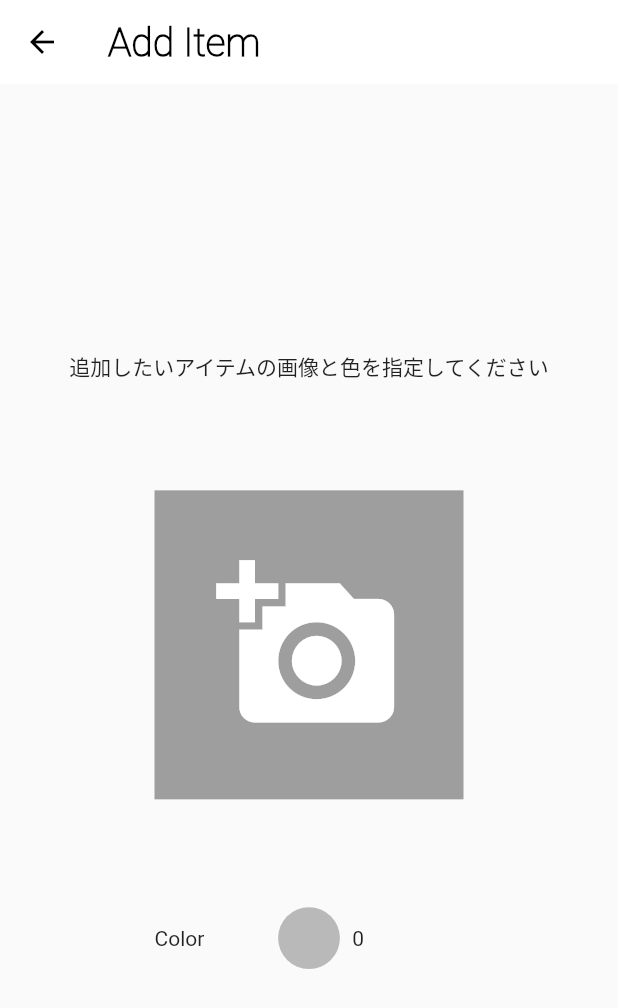
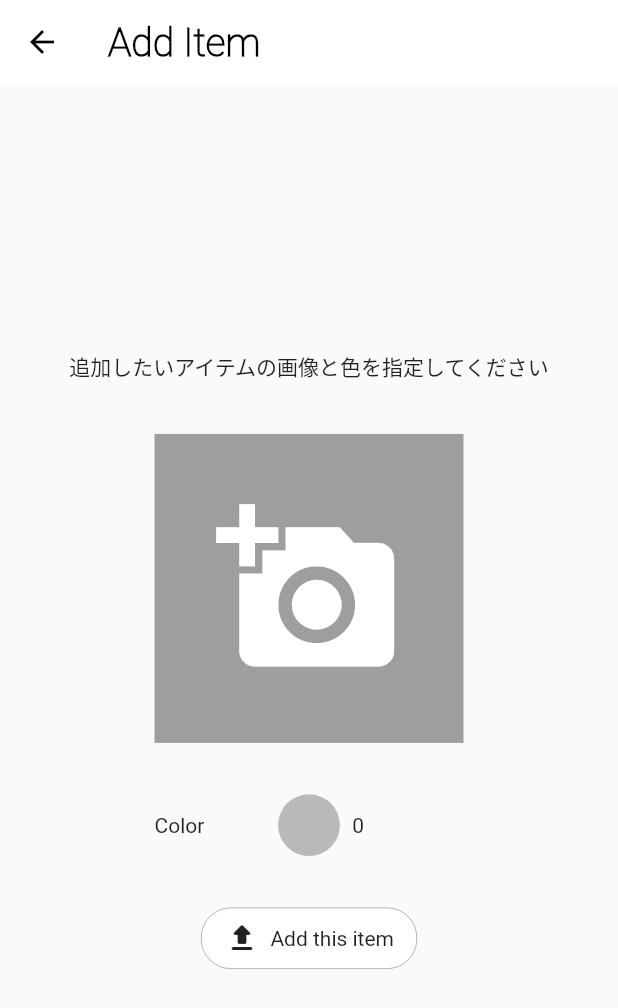
Before and after one commit to Aruga0918/fromColor, a Flutter app: the ClosetScreen screen opened directly, after a tap on "add item", on a phone screen of 412 x 824 dp. Shown: the top 1008 px of the screen. Run offline on Flutter 3.47's test engine with Material 2 defaults, Android fonts, the phone set to English and light mode, and no system bars; our stand-ins replace cloud_firestore, firebase_auth, firebase_core, firebase_storage, flutter_colorpicker, flutter_riverpod and 8 more; missing offline and left inert: flutter_state_notifier; accounts and stored records are empty; network calls fail; statements that could not run were skipped.

Commit message:
add:色の識別

```diff
--- a/lib/models/colorList.dart
+++ b/lib/models/colorList.dart
@@ -1,11 +1,51 @@
+import 'dart:ui';
+
 class ColorList {
 
-  static const nameList = [
-    red, peachPink, pink, purple, lightPurple, lavender, lightLavender, navy, lightNavy,
-    deepBlue, blue, skyBlue, lightBlue, turquoise, emerald, deepGreen, green, khaki, lightGreen,
-    yellowKhaki, yellow, orange, salmonPink, burgundy, brown, lightBrown, lightGrey, dark,
-    silverBlue, beige
-  ];
+  static const Map<String, List<String>> categoryList = {
+    "red": red,
+    "peachPink": peachPink,
+    "pink": pink,
+    "purple": purple,
+    "lightPurple": lightPurple,
+    "lavender": lavender,
+    "lightLavender": lightLavender,
+    "navy": navy,
+    "lightNavy": lightNavy,
+    "deepBlue": deepBlue,
+    "blue": blue,
+    "skyBlue": skyBlue,
+    "lightBlue": lightBlue,
+    "turquoise": turquoise,
+    "emerald": emerald,
+    "deepGreen": deepGreen,
+    "green": green,
+    "khaki": khaki,
+    "lightGreen": lightGreen,
+    "yellowKhaki": yellowKhaki,
+    "yellow": yellow,
+    "orange": orange,
+    "salmonPink": salmonPink,
+    "burgundy": burgundy,
+    "brown": brown,
+    "lightBrown": lightBrown,
+    "lightGrey": lightGrey,
+    "dark": dark,
+    "silverBlue": silverBlue,
+    "beige": beige
+  };
+
+  static Future<String> getColorCategory(Color color) async {
+    final colorValue = color.value.toRadixString(16);
+    var colorCategory = "else";
+    categoryList.forEach((category, colors) {
+      if (colors.contains(colorValue)) {
+        colorCategory = category;
+        return;
+      }
+    });
+    return colorCategory;
+  }
 
   static const red = [
     "fff44336", "ffe53935", "ffd32f2f", "ffc62828", "ffb71c1c", "ffd50000", "ffff3d00"
--- a/lib/widgets/screens/closet/closet_add_dialog.dart
+++ b/lib/widgets/screens/closet/closet_add_dialog.dart
@@ -1,10 +1,17 @@
+import 'package:firebase_auth/firebase_auth.dart';
 import 'package:flutter/cupertino.dart';
 import 'package:flutter/material.dart';
 import 'package:flutter_riverpod/flutter_riverpod.dart';
+import 'package:from_color/models/colorList.dart';
 import 'package:from_color/riverpods/upload_data_notifier.dart';
+import 'package:from_color/models/firebase/firebase_library.dart' as fl;
 
 class ClosetAddDialog extends ConsumerWidget {
-  const ClosetAddDialog({Key? key}) : super(key: key);
+  const ClosetAddDialog({
+    Key? key,
+    required this.category
+  }) : super(key: key);
+  final String category;
 
   @override
   Widget build(BuildContext context, ScopedReader watch) {
@@ -74,6 +81,46 @@ class ClosetAddDialog extends ConsumerWidget {
                   ],
                 ),
               ),
+              InkWell(
+                onTap: () async{
+                  final colorCategory = await ColorList.getColorCategory(selectedColor);
+                  print(colorCategory);
+                  fl.uploadImage(
+                      userId: FirebaseAuth.instance.currentUser!.uid,
+                      category: category,
+                      subCategory: "initial",
+                      colorCategory: colorCategory,
+                      colorValue: selectedColor.value.toRadixString(16),
+                      localImagePath: selectedImage,
+                      context: context);
+                },
+                child: Container(
+                  width: MediaQuery.of(context).size.width * 0.35,
+                  decoration: BoxDecoration(
+                    border: Border.all(
+                        width: 0.5,
+                      color: Colors.grey
+                    ),
+                    borderRadius: BorderRadius.circular(20),
+                    color: Colors.white
+                  ),
+                  child: Padding(
+                    padding: const EdgeInsets.all(8.0),
+                    child: Row(
+                      mainAxisAlignment: MainAxisAlignment.spaceEvenly,
+                      children: [
+                        Icon(Icons.upload_rounded),
+                        Text(
+                          "Add this item",
+                          style: TextStyle(
+                            fontFamily: "RegularRoboto"
+                          ),
+                        )
+                      ],
+                    ),
+                  ),
+                ),
+              )
             ],
           ),
         ),
```
Also changed, not shown: lib/widgets/screens/closet/closet_screen.dart (+16 -4 lines).
